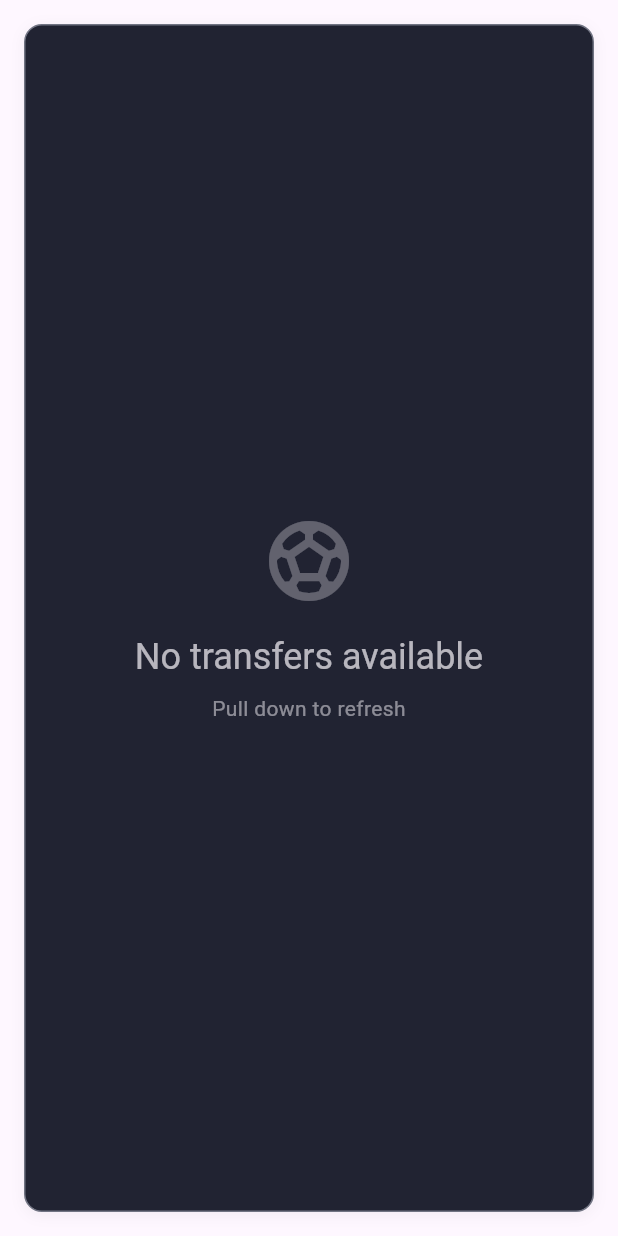
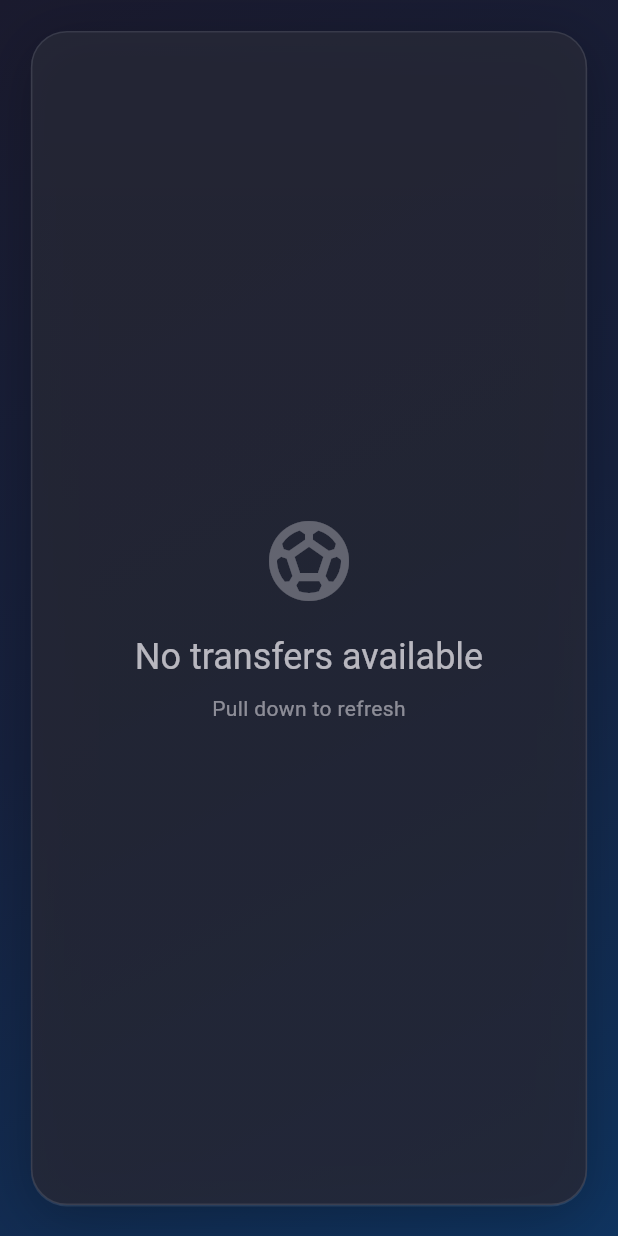
Before and after one commit to V3X3N/Pocket-Eleven, a Flutter app: the TransfersView screen opened directly, on a phone screen of 412 x 824 dp. Run offline on Flutter 3.47's test engine with Material 3 defaults, Android fonts, the phone set to English and light mode, and no system bars; our stand-ins replace cloud_firestore, firebase_auth, firebase_core, google_nav_bar, loading_animation_widget, unicons; missing offline and left inert: random_name_generator; accounts and stored records are empty; generated files the repository leaves out were written again.

Commit message:
cl TransfersView UI improvement

```diff
--- a/lib/pages/transfers/class/transfers_view.dart
+++ b/lib/pages/transfers/class/transfers_view.dart
@@ -1,21 +1,11 @@
 import 'package:flutter/material.dart';
+import 'package:pocket_eleven/design/colors.dart';
 import 'package:pocket_eleven/models/player.dart';
 import 'package:pocket_eleven/pages/play/widgets/error_state_widget.dart';
 import 'package:pocket_eleven/pages/transfers/services/transfer_data_manager.dart';
-import 'package:pocket_eleven/pages/transfers/widgets/loading_state_widget.dart';
-import 'package:pocket_eleven/pages/transfers/widgets/modern_card_container.dart';
 import 'package:pocket_eleven/pages/transfers/widgets/transfer_player_confirm_widget.dart';
 import 'package:pocket_eleven/pages/transfers/widgets/transfers_list_view.dart';
 
-/// Optimized transfers view with modern design and high performance.
-///
-/// Features:
-/// - 60fps performance with proper widget optimization
-/// - Modern visual design with smooth animations
-/// - Defensive programming with comprehensive error handling
-/// - Scalable responsive design for all device types
-/// - Efficient state management and data operations
-/// - Reusable component architecture
 class TransfersView extends StatefulWidget {
   const TransfersView({super.key});
 
@@ -24,17 +14,18 @@ class TransfersView extends StatefulWidget {
 }
 
 class _TransfersViewState extends State<TransfersView>
-    with AutomaticKeepAliveClientMixin, TickerProviderStateMixin {
-  // Core state management
+    with AutomaticKeepAliveClientMixin, SingleTickerProviderStateMixin {
+  static const _gradientColors = [
+    AppColors.primaryColor,
+    AppColors.secondaryColor,
+    AppColors.accentColor,
+  ];
+
   List<Player> _players = [];
   Player? _selectedPlayer;
   bool _isLoading = true;
   String? _errorMessage;
-
-  // Services
   late final TransfersDataManager _dataManager;
-
-  // Animation controllers
   late AnimationController _fadeController;
   late Animation<double> _fadeAnimation;
 
@@ -44,44 +35,49 @@ class _TransfersViewState extends State<TransfersView>
   @override
   void initState() {
     super.initState();
-    _initializeServices();
-    _initializeAnimations();
+    _dataManager = TransfersDataManager();
+    _fadeController = AnimationController(
+      duration: const Duration(milliseconds: 400),
+      vsync: this,
+    );
+    _fadeAnimation = Tween<double>(begin: 0.0, end: 1.0).animate(
+        CurvedAnimation(parent: _fadeController, curve: Curves.easeInOut));
     _loadTransferData();
   }
 
-  /// Initializes service dependencies
-  void _initializeServices() {
-    _dataManager = TransfersDataManager();
+  Widget _buildModernContainer({required Widget child}) {
+    final screenWidth = MediaQuery.of(context).size.width;
+    return Container(
+      margin: EdgeInsets.all(screenWidth * 0.05),
+      decoration: BoxDecoration(
+        color: AppColors.hoverColor.withValues(alpha: 0.8),
+        borderRadius: BorderRadius.circular(24),
+        border: Border.all(color: AppColors.borderColor.withValues(alpha: 0.3)),
+        boxShadow: const [
+          BoxShadow(
+              color: Color(0x40000000), offset: Offset(0, 8), blurRadius: 32),
+          BoxShadow(
+              color: Color(0x1AFFFFFF), offset: Offset(0, 1), blurRadius: 0),
+        ],
+      ),
+      child: ClipRRect(borderRadius: BorderRadius.circular(24), child: child),
+    );
   }
 
-  /// Initializes animation controllers for smooth transitions
-  void _initializeAnimations() {
-    _fadeController = AnimationController(
-      duration: const Duration(milliseconds: 300),
-      vsync: this,
-    );
-    _fadeAnimation = Tween<double>(
-      begin: 0.0,
-      end: 1.0,
-    ).animate(CurvedAnimation(
-      parent: _fadeController,
-      curve: Curves.easeInOut,
-    ));
-  }
-
-  /// Loads transfer data with proper error handling
   Future<void> _loadTransferData() async {
     if (!mounted) return;
 
     try {
-      _setLoadingState(true);
+      setState(() {
+        _isLoading = true;
+        _errorMessage = null;
+      });
 
       if (!_dataManager.isUserAuthenticated) {
         throw Exception('User authentication required');
       }
 
       final players = await _dataManager.initializeTransferData();
-
       if (mounted) {
         setState(() {
           _players = players;
@@ -91,68 +87,57 @@ class _TransfersViewState extends State<TransfersView>
       }
     } catch (e) {
       if (mounted) {
-        setState(() {
-          _errorMessage = 'Failed to load transfer data: ${e.toString()}';
-        });
+        setState(() =>
+            _errorMessage = 'Failed to load transfer data: ${e.toString()}');
       }
-      debugPrint('Error loading transfer data: $e');
     } finally {
-      if (mounted) {
-        _setLoadingState(false);
-      }
+      if (mounted) setState(() => _isLoading = false);
     }
   }
 
-  /// Sets the loading state with defensive programming
-  void _setLoadingState(bool isLoading) {
+  void _onPlayerSelected(Player player) {
     if (mounted) {
-      setState(() {
-        _isLoading = isLoading;
-        if (isLoading) {
-          _errorMessage = null;
-        }
-      });
+      setState(
+          () => _selectedPlayer = _selectedPlayer == player ? null : player);
     }
   }
 
-  /// Handles player selection state changes
-  void _onPlayerSelected(Player player) {
-    if (!mounted) return;
-
-    setState(() {
-      _selectedPlayer = _selectedPlayer == player ? null : player;
-    });
-  }
-
-  /// Shows player confirmation dialog with smooth animations
   void _showPlayerConfirmationDialog(Player player) {
-    if (!mounted) return;
-
     showDialog(
       context: context,
       barrierDismissible: true,
-      builder: (BuildContext context) {
-        return Dialog(
+      barrierColor: Colors.black.withValues(alpha: 0.7),
+      builder: (context) => Dialog(
         backgroundColor: Colors.transparent,
-          child: AnimatedContainer(
-            duration: const Duration(milliseconds: 300),
-            curve: Curves.easeInOut,
+        child: Container(
+          decoration: BoxDecoration(
+            color: AppColors.hoverColor.withValues(alpha: 0.95),
+            borderRadius: BorderRadius.circular(20),
+            border:
+                Border.all(color: AppColors.borderColor.withValues(alpha: 0.4)),
+            boxShadow: const [
+              BoxShadow(
+                  color: Color(0x60000000),
+                  offset: Offset(0, 12),
+                  blurRadius: 40)
+            ],
+          ),
+          child: ClipRRect(
+            borderRadius: BorderRadius.circular(20),
             child: TransferPlayerConfirmWidget(
               player: player,
               isSelected: _selectedPlayer == player,
               onPlayerSelected: _onPlayerSelected,
             ),
           ),
-        );
-      },
+        ),
+      ),
     );
   }
 
-  /// Handles pull-to-refresh functionality
   Future<void> _onRefresh() async {
     try {
       final players = await _dataManager.forceRefresh();
-
       if (mounted) {
         setState(() {
           _players = players;
@@ -162,43 +147,70 @@ class _TransfersViewState extends State<TransfersView>
       }
     } catch (e) {
       if (mounted) {
-        setState(() {
-          _errorMessage = 'Failed to refresh data: ${e.toString()}';
-        });
-      }
-      debugPrint('Error refreshing data: $e');
+        setState(
+            () => _errorMessage = 'Failed to refresh data: ${e.toString()}');
       }
     }
-
-  /// Handles retry functionality from error state
-  void _onRetry() {
-    _loadTransferData();
   }
 
   @override
   Widget build(BuildContext context) {
     super.build(context);
+    final screenWidth = MediaQuery.of(context).size.width;
 
-    // Loading state
-    if (_isLoading) {
-      return const LoadingStateWidget(
-        message: 'Loading transfers...',
-      );
-    }
-
-    // Error state
-    if (_errorMessage != null) {
-      return ErrorStateWidget(
+    return Scaffold(
+      body: Container(
+        decoration: const BoxDecoration(
+          gradient: LinearGradient(
+            begin: Alignment.topLeft,
+            end: Alignment.bottomRight,
+            colors: _gradientColors,
+            stops: [0.0, 0.5, 1.0],
+          ),
+        ),
+        child: SafeArea(
+          child: _buildModernContainer(
+            child: _isLoading
+                ? Center(
+                    child: Column(
+                      mainAxisAlignment: MainAxisAlignment.center,
+                      children: [
+                        CircularProgressIndicator(
+                          valueColor: const AlwaysStoppedAnimation(
+                              AppColors.textEnabledColor),
+                          strokeWidth: screenWidth * 0.008,
+                        ),
+                        SizedBox(height: screenWidth * 0.05),
+                        Text(
+                          'Loading transfers...',
+                          style: TextStyle(
+                            fontSize: screenWidth * 0.04,
+                            fontWeight: FontWeight.w600,
+                            color: AppColors.textEnabledColor,
+                          ),
+                        ),
+                      ],
+                    ),
+                  )
+                : _errorMessage != null
+                    ? ErrorStateWidget(
                         title: 'Error Loading Transfers',
                         message: _errorMessage!,
-        onRetry: _onRetry,
-      );
-    }
-
-    // Success state with transfers list
-    return ModernCardContainer(
-      child: FadeTransition(
+                        onRetry: _loadTransferData,
+                      )
+                    : FadeTransition(
                         opacity: _fadeAnimation,
+                        child: Container(
+                          decoration: BoxDecoration(
+                            gradient: LinearGradient(
+                              begin: Alignment.topCenter,
+                              end: Alignment.bottomCenter,
+                              colors: [
+                                Colors.transparent,
+                                AppColors.hoverColor.withValues(alpha: 0.1)
+                              ],
+                            ),
+                          ),
                           child: TransfersListView(
                             players: _players,
                             selectedPlayer: _selectedPlayer,
@@ -207,6 +219,10 @@ class _TransfersViewState extends State<TransfersView>
                             onPlayerSelected: _onPlayerSelected,
                             emptyStateTitle: 'No transfers available',
                             emptyStateMessage: 'Pull down to refresh',
+                          ),
+                        ),
+                      ),
+          ),
         ),
       ),
     );
```
Lines whose indentation alone changed are shown as unchanged.
